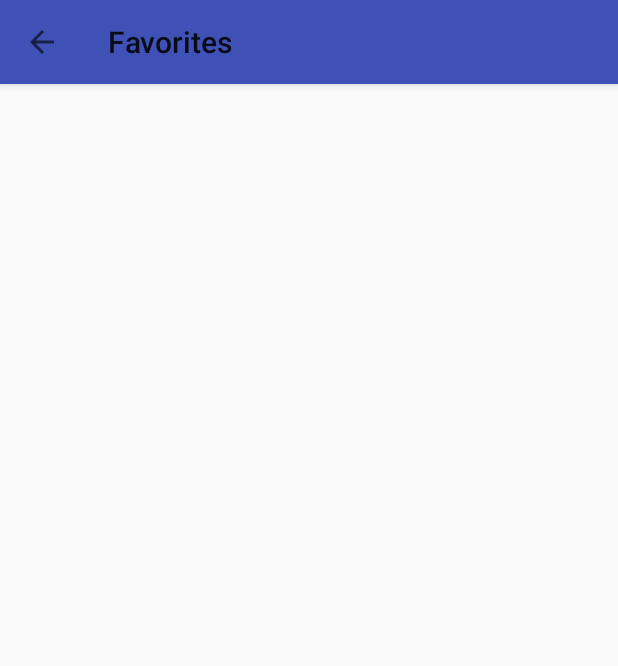
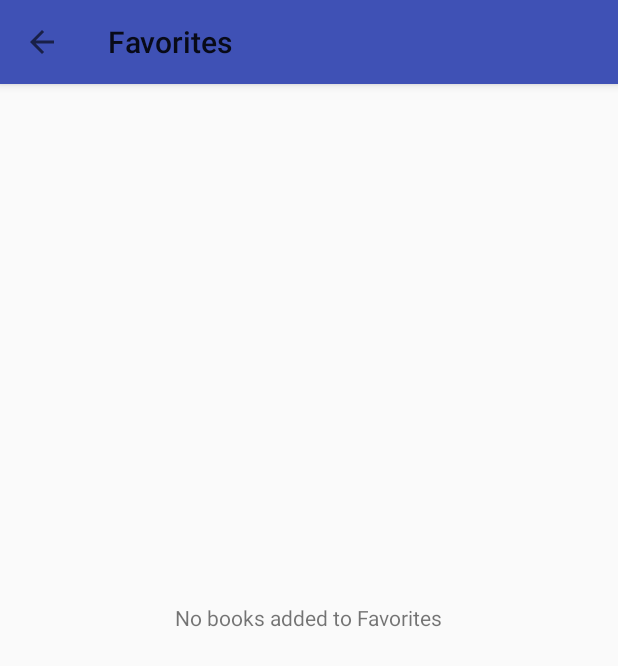
Before and after one commit to NaturallyAsh/BookSearch, an Android app: the FavoritesActivity screen opened directly, with no data from a screen before it, on a phone screen of 412 x 824 dp. Shown: the top 666 px of the screen. Run offline under Robolectric (Android 15) with nearby library versions, the phone set to English and light mode, and no system bars.

Commit message:
empty view still not showing yet

```diff
--- a/BookSearch/app/src/main/java/com/example/ashleighwilson/booksearch/FavoritesActivity.java
+++ b/BookSearch/app/src/main/java/com/example/ashleighwilson/booksearch/FavoritesActivity.java
@@ -1,12 +1,17 @@
 package com.example.ashleighwilson.booksearch;
 
+import android.database.Cursor;
+import android.database.sqlite.SQLiteDatabase;
 import android.os.Bundle;
 import android.support.v7.app.AppCompatActivity;
 import android.support.v7.widget.LinearLayoutManager;
 import android.support.v7.widget.RecyclerView;
 import android.support.v7.widget.Toolbar;
+import android.view.View;
+import android.widget.TextView;
 
 import com.example.ashleighwilson.booksearch.data.BookDbHelper;
+import com.example.ashleighwilson.booksearch.data.ImageUtils;
 
 import java.util.ArrayList;
 
@@ -17,6 +22,7 @@ public class FavoritesActivity extends AppCompatActivity {
     private FavAdapter favAdapter;
     public ArrayList<Book> allBooks = new ArrayList<>();
     public BookDbHelper dbHelper;
+    public TextView emptyView;
 
 
     @Override
@@ -29,27 +35,28 @@ public class FavoritesActivity extends AppCompatActivity {
         getSupportActionBar().setDisplayHomeAsUpEnabled(true);
 
         dbHelper = new BookDbHelper(getApplicationContext());
-        allBooks = dbHelper.getAllBooks();
+        //allBooks = dbHelper.getAllBooks();
+
+        emptyView = findViewById(R.id.empty_view);
 
         favListView = findViewById(R.id.fav_list);
-        favListView.setLayoutManager(new LinearLayoutManager(this));
         favListView.setHasFixedSize(true);
 
-        //showBooksFromDB();
         favAdapter = new FavAdapter(this, allBooks);
 
-        favListView.setAdapter(favAdapter);
+        favListView.setLayoutManager(new LinearLayoutManager(this));
+
+
+        //favListView.setAdapter(favAdapter);
+        showBooksFromDB();
 
     }
-}
 
-    /*public void showBooksFromDB()
+    public void showBooksFromDB()
     {
-        SQLiteDatabase db = dbHelper.getReadableDatabase();
+        allBooks.clear();
 
-        String selectQuery = "SELECT * FROM " + BookDbHelper.BookEntry.TABLE_NAME;
-
-        Cursor cursor = db.rawQuery(selectQuery, null);
+        Cursor cursor = dbHelper.getBooks();
 
         if (cursor.moveToFirst())
         {
@@ -65,6 +72,26 @@ public class FavoritesActivity extends AppCompatActivity {
         }
         cursor.close();
 
-        favAdapter = new FavAdapter(this, allBooks);
-        favListView.setAdapter(favAdapter);
-    } */
+        if (!(allBooks.size()<1))
+        {
+            favListView.setVisibility(View.VISIBLE);
+            favListView.setAdapter(favAdapter);
+            favAdapter.notifyDataSetChanged();
+        }
+        else
+        {
+            favListView.setVisibility(View.GONE);
+            emptyView.setVisibility(View.VISIBLE);
+            favListView.setAdapter(favAdapter);
+            favAdapter.notifyDataSetChanged();
+        }
+    }
+
+    @Override
+    public void onResume()
+    {
+        super.onResume();
+        showBooksFromDB();
+    }
+
+}
--- a/BookSearch/app/src/main/res/layout/activity_fav_page.xml
+++ b/BookSearch/app/src/main/res/layout/activity_fav_page.xml
@@ -17,4 +17,12 @@
 
     </android.support.v7.widget.RecyclerView>
 
+    <TextView
+        android:id="@+id/empty_view"
+        android:layout_width="wrap_content"
+        android:layout_height="wrap_content"
+        android:layout_centerInParent="true"
+        android:text="@string/no_favorites"
+        android:visibility="invisible"/>
+
 </RelativeLayout>
```
